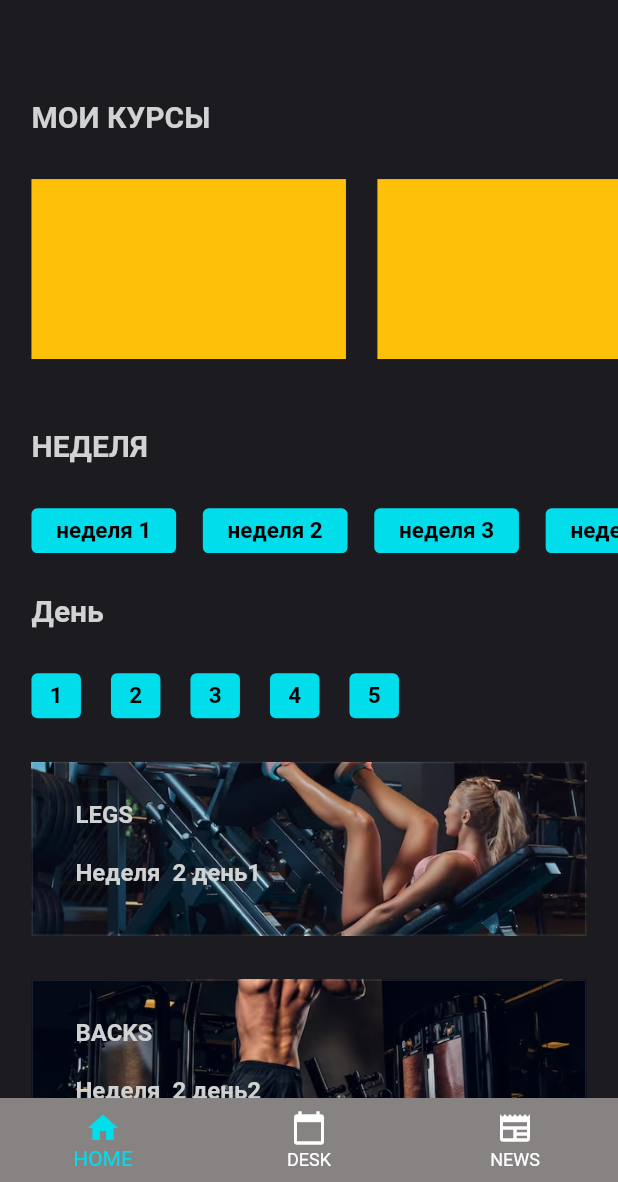
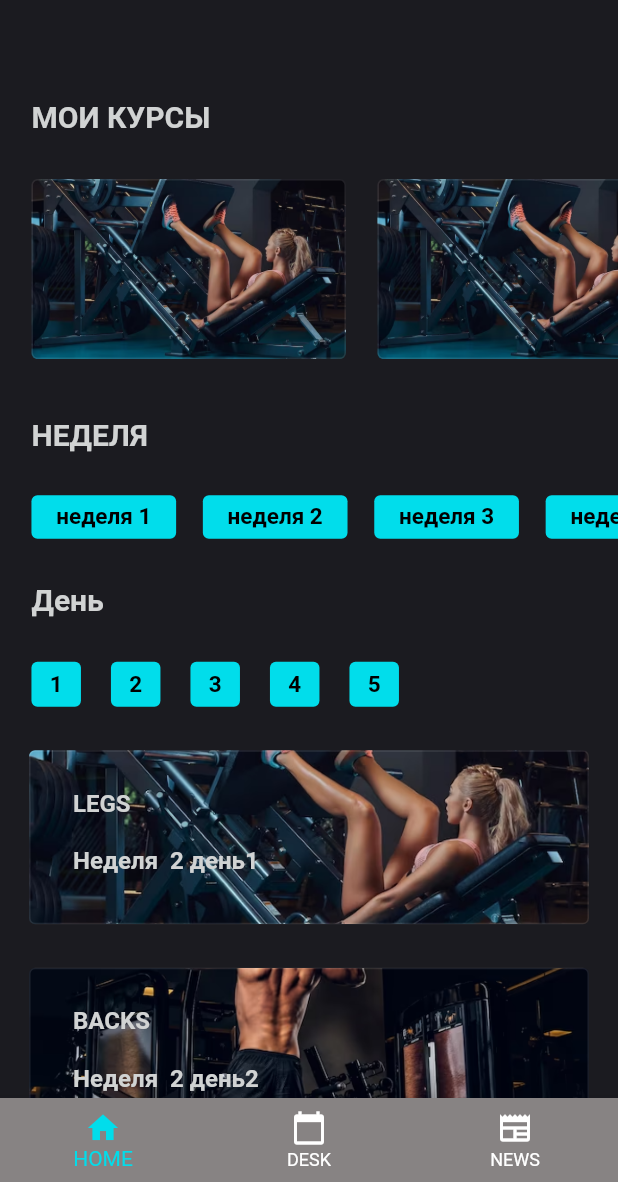
Before and after one commit to SultanZhakypov/fitness, a Flutter app: the screen it shows after launch, on a phone screen of 412 x 824 dp, the part 54-1236 px from its top. Run offline on Flutter 3.47's test engine with Material 2 defaults, Android fonts, the phone set to English and light mode, and no system bars; our stand-ins replace flutter_screenutil.

Commit message:
added two screens

```diff
--- a/lib/features/screens/home_page.dart
+++ b/lib/features/screens/home_page.dart
@@ -5,6 +5,7 @@ import 'package:flutter/material.dart';
 import 'package:flutter_screenutil/flutter_screenutil.dart';
 
 import '../../internal/helpers/text_helper.dart';
+import '../widgets/my_course_card.dart';
 import '../widgets/training_card_widget.dart';
 
 class HomePageScreen extends StatelessWidget {
@@ -41,28 +42,11 @@ class HomePageScreen extends StatelessWidget {
                       .copyWith(color: ColorHelper.greyD1D3D3),
                 ),
               ),
-              Padding(
-                padding: EdgeInsets.only(left: 20.w),
-                child: SizedBox(
-                  height: 120,
-                  child: ListView.separated(
-                      shrinkWrap: true,
-                      scrollDirection: Axis.horizontal,
-                      itemBuilder: (context, index) => Container(
-                            width: 200.w,
-                            height: 100.h,
-                            color: Colors.amber,
-                          ),
-                      separatorBuilder: (context, index) =>
-                          SizedBox(width: 20.w),
-                      itemCount: 3),
-                ),
-              ),
+              const MyCourseCard(),
               Padding(
                 padding: EdgeInsets.only(
                   left: 20.w,
-                  top: 48.h,
-                  bottom: 31.h,
+                  top: 40.h,
                 ),
                 child: Text(
                   "НЕДЕЛЯ",
@@ -82,18 +66,11 @@ class HomePageScreen extends StatelessWidget {
                       .copyWith(color: ColorHelper.greyD1D3D3),
                 ),
               ),
-              Padding(
-                padding: EdgeInsets.only(
-                  left: 20.w,
-                  bottom: 30.h,
-                ),
-                child: const DayViewWidget(),
+              const Padding(
+                padding: EdgeInsets.only(),
+                child: DayViewWidget(),
               ),
-              Padding(
-                padding: EdgeInsets.symmetric(horizontal: 20.w),
-                child: const TrainingCardWidget(),
-              ),
-              const SizedBox(height: 100)
+              const TrainingCardWidget(),
             ],
           ),
         ),
--- a/lib/features/widgets/animated_container_widget.dart
+++ b/lib/features/widgets/animated_container_widget.dart
@@ -134,7 +134,7 @@ class RihgtAlignWidget extends StatelessWidget {
         alignment: Alignment.center,
         color: Colors.transparent,
         child: Text(
-          "Зал",
+          "Дом",
           style: TextHelper.w700s15.copyWith(
             color:
                 isSelected ? ColorHelper.black000000 : ColorHelper.greyD1D3D3,
@@ -161,7 +161,7 @@ class LeftAlignWidget extends StatelessWidget {
         alignment: Alignment.center,
         color: Colors.transparent,
         child: Text(
-          "Дом",
+          "Зал",
           style: TextHelper.w700s15.copyWith(
             color:
                 isSelected ? ColorHelper.greyD1D3D3 : ColorHelper.black000000,
--- /dev/null
+++ b/lib/features/widgets/my_course_card.dart
@@ -0,0 +1,41 @@
+import 'dart:math';
+
+import 'package:fitness/features/models/model.dart';
+import 'package:fitness/internal/helpers/color_helper.dart';
+import 'package:flutter/material.dart';
+import 'package:flutter_screenutil/flutter_screenutil.dart';
+
+class MyCourseCard extends StatelessWidget {
+  const MyCourseCard({
+    super.key,
+  });
+
+  @override
+  Widget build(BuildContext context) {
+    return SizedBox(
+      height: 120,
+      child: ListView.separated(
+        padding: EdgeInsets.symmetric(horizontal: 20.w),
+        shrinkWrap: true,
+        scrollDirection: Axis.horizontal,
+        itemBuilder: (context, index) => Container(
+          width: 200.w,
+          height: 100.h,
+          decoration: BoxDecoration(
+            borderRadius: BorderRadius.circular(4),
+            border: Border.all(
+              width: 1,
+              color: ColorHelper.white10,
+            ),
+            image: DecorationImage(
+                image: AssetImage(
+                    "${organImages[Random().nextInt(organImages.length)]}"),
+                fit: BoxFit.cover),
+          ),
+        ),
+        separatorBuilder: (context, index) => SizedBox(width: 20.w),
+        itemCount: 3,
+      ),
+    );
+  }
+}
--- a/lib/features/widgets/training_card_widget.dart
+++ b/lib/features/widgets/training_card_widget.dart
@@ -12,18 +12,25 @@ class TrainingCardWidget extends StatelessWidget {
   @override
   Widget build(BuildContext context) {
     return ListView.separated(
+      padding: EdgeInsets.symmetric(
+        vertical: 30.h,
+        horizontal: 20.h,
+      ),
       physics: const NeverScrollableScrollPhysics(),
       shrinkWrap: true,
       itemBuilder: (context, index) {
         return InkWell(
           onTap: () {
-            Navigator.push(context,
-                MaterialPageRoute(builder: (context) => const TrainingScreen()));
+            Navigator.push(
+                context,
+                MaterialPageRoute(
+                    builder: (context) => const TrainingScreen()));
           },
           child: Container(
             width: 353.w,
             height: 120.h,
             decoration: BoxDecoration(
+              borderRadius: BorderRadius.circular(4),
               border: Border.all(width: 1, color: Colors.white10),
               image: DecorationImage(
                 image: AssetImage("${organImages[index]}"),
--- a/lib/features/widgets/week_view_widget.dart
+++ b/lib/features/widgets/week_view_widget.dart
@@ -13,14 +13,13 @@ class WeekViewWidget extends StatefulWidget {
 class _WeekViewWidgetState extends State<WeekViewWidget> {
   @override
   Widget build(BuildContext context) {
-    return Padding(
-      padding: EdgeInsets.only(
-        left: 20.w,
-        bottom: 28.h,
+    return SizedBox(
+      height: 90.h,
+      child: ListView.separated(
+        padding: EdgeInsets.symmetric(
+          horizontal: 20.w,
+          vertical: 30.h,
         ),
-      child: SizedBox(
-        height: 31.h,
-        child: ListView.separated(
         itemCount: 5,
         shrinkWrap: true,
         scrollDirection: Axis.horizontal,
@@ -36,8 +35,8 @@ class _WeekViewWidgetState extends State<WeekViewWidget> {
                   color: ColorHelper.blue01DDEB),
               child: Text(
                 "неделя ${index + 1}",
-                  style: TextHelper.w700s15
-                      .copyWith(color: ColorHelper.black000000),
+                style:
+                    TextHelper.w700s15.copyWith(color: ColorHelper.black000000),
               ),
             ),
           );
@@ -46,7 +45,6 @@ class _WeekViewWidgetState extends State<WeekViewWidget> {
           return SizedBox(width: 17.w);
         },
       ),
-      ),
     );
   }
 }
--- a/lib/internal/helpers/color_helper.dart
+++ b/lib/internal/helpers/color_helper.dart
@@ -1,4 +1,6 @@
 import 'dart:ui';
+
+import 'package:flutter/material.dart';
 
 class ColorHelper {
   static Color backgroundColor = Color(0xff1B1B20);
@@ -6,4 +8,5 @@ class ColorHelper {
   static Color greyD1D3D3 = Color(0xffD1D3D3);
   static Color black000000 = Color(0xff000000);
   static Color whiteECECEC = Color(0xffECECEC);
+  static Color white10 = Colors.white10;
 }
```
Also changed, not shown: lib/features/screens/course_information_screen.dart (added, +34 -0 lines), lib/features/screens/exercise_information_screen.dart (added, +34 -0 lines), lib/features/screens/training_screen.dart (+15 -10 lines), lib/features/widgets/blogger_card.dart (+11 -2 lines), lib/features/widgets/day_view_widget.dart (+6 -3 lines), lib/features/widgets/tabbar_view_widget.dart (+3 -6 lines), lib/features/widgets/training_gift_card.dart (added, +55 -0 lines), lib/features/widgets/training_gift_widget.dart (deleted, +0 -46 lines). Lines whose indentation alone changed are shown as unchanged.
